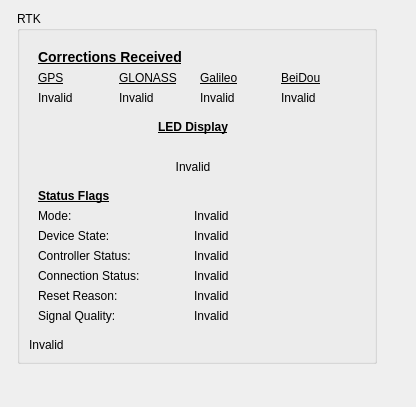
First picture: the form in microstrain_inertial_rqt/microstrain_inertial_rqt_common/resource/RTKStatus.ui, repository ros2-gbp/microstrain_inertial-release, before the edit.
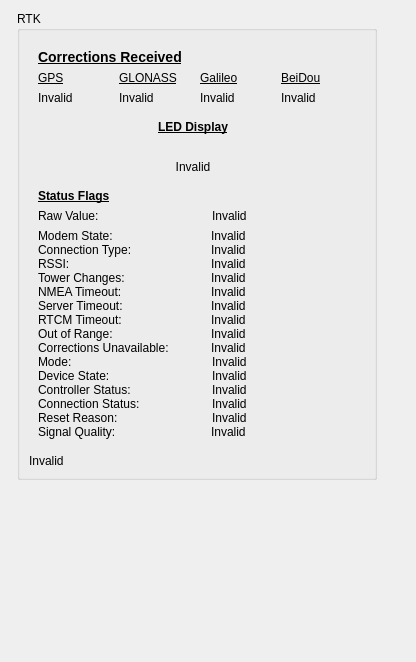
Second picture: the form after the edit.

What changed in the file:
```diff
--- a/microstrain_inertial_rqt/microstrain_inertial_rqt_common/resource/RTKStatus.ui
+++ b/microstrain_inertial_rqt/microstrain_inertial_rqt_common/resource/RTKStatus.ui
@@ -7,7 +7,7 @@
     <x>0</x>
     <y>0</y>
     <width>416</width>
-    <height>407</height>
+    <height>662</height>
    </rect>
   </property>
   <property name="windowTitle">
@@ -242,8 +242,26 @@
                </property>
               </widget>
              </item>
-             <item row="4" column="0">
-              <layout class="QFormLayout" name="formLayout_22">
+             <item row="4" column="0" colspan="2">
+              <layout class="QFormLayout" name="rtk_status_flags_group">
+               <property name="sizeConstraint">
+                <enum>QLayout::SetNoConstraint</enum>
+               </property>
+               <property name="fieldGrowthPolicy">
+                <enum>QFormLayout::FieldsStayAtSizeHint</enum>
+               </property>
+               <property name="labelAlignment">
+                <set>Qt::AlignLeading|Qt::AlignLeft|Qt::AlignVCenter</set>
+               </property>
+               <property name="horizontalSpacing">
+                <number>0</number>
+               </property>
+               <property name="verticalSpacing">
+                <number>0</number>
+               </property>
+               <property name="rightMargin">
+                <number>30</number>
+               </property>
                <item row="0" column="0">
                 <widget class="QLabel" name="label_38">
                  <property name="text">
@@ -254,137 +272,624 @@
                  </property>
                 </widget>
                </item>
-               <item row="1" column="0">
-                <layout class="QHBoxLayout" name="horizontalLayout_23">
+               <item row="2" column="0" colspan="2">
+                <widget class="QWidget" name="rtk_v2_widget" native="true">
+                 <layout class="QHBoxLayout" name="rtk_v2_group" stretch="3,2">
+                  <property name="spacing">
+                   <number>0</number>
+                  </property>
+                  <property name="leftMargin">
+                   <number>0</number>
+                  </property>
+                  <property name="topMargin">
+                   <number>0</number>
+                  </property>
+                  <property name="rightMargin">
+                   <number>0</number>
+                  </property>
+                  <property name="bottomMargin">
+                   <number>0</number>
+                  </property>
                  <item>
-                  <layout class="QFormLayout" name="formLayout_23">
-                   <item row="0" column="0">
-                    <widget class="QLabel" name="label_54">
+                   <layout class="QVBoxLayout" name="v2_descriptors">
+                    <item>
+                     <widget class="QLabel" name="rtk_status_flags_modem_state_descriptor">
                      <property name="minimumSize">
                       <size>
                        <width>150</width>
                        <height>0</height>
                       </size>
+                      </property>
+                      <property name="toolTip">
+                       <string>&lt;html&gt;&lt;head/&gt;&lt;body&gt;&lt;p&gt;&lt;span style=&quot; font-weight:600; font-style:italic;&quot;&gt;Modem States:&lt;/span&gt;&lt;br/&gt;0 - Off&lt;br/&gt;1 - No Network&lt;br/&gt;2 - Connected&lt;br/&gt;3 - Configuring Data Context&lt;br/&gt;4 - Activating Data Context&lt;br/&gt;5 - Configuring Socket&lt;br/&gt;6 - Waiting on Server Handshake&lt;br/&gt;7 - Connected &amp;amp; Idle&lt;br/&gt;8 - Connected &amp;amp; Streaming&lt;/p&gt;&lt;/body&gt;&lt;/html&gt;</string>
+                      </property>
+                      <property name="text">
+                       <string>Modem State:</string>
+                      </property>
+                     </widget>
+                    </item>
+                    <item>
+                     <widget class="QLabel" name="rtk_status_flags_connection_type_descriptor">
+                      <property name="minimumSize">
+                       <size>
+                        <width>150</width>
+                        <height>0</height>
+                       </size>
+                      </property>
+                      <property name="toolTip">
+                       <string>&lt;html&gt;&lt;head/&gt;&lt;body&gt;&lt;p&gt;&lt;span style=&quot; font-weight:600; font-style:italic;&quot;&gt;Connection Types:&lt;/span&gt;&lt;br/&gt;0 - No Connection&lt;br/&gt;2 - 2G&lt;br/&gt;3 - 3G&lt;br/&gt;4 - 4G&lt;br/&gt;5 - 5G&lt;/p&gt;&lt;/body&gt;&lt;/html&gt;</string>
+                      </property>
+                      <property name="text">
+                       <string>Connection Type:</string>
+                      </property>
+                     </widget>
+                    </item>
+                    <item>
+                     <widget class="QLabel" name="rtk_status_flags_rssi_descriptor">
+                      <property name="minimumSize">
+                       <size>
+                        <width>150</width>
+                        <height>0</height>
+                       </size>
+                      </property>
+                      <property name="text">
+                       <string>RSSI:</string>
+                      </property>
+                     </widget>
+                    </item>
+                    <item>
+                     <widget class="QLabel" name="rtk_status_flags_tower_change_indicator_descriptor">
+                      <property name="minimumSize">
+                       <size>
+                        <width>150</width>
+                        <height>0</height>
+                       </size>
+                      </property>
+                      <property name="text">
+                       <string>Tower Changes:</string>
+                      </property>
+                     </widget>
+                    </item>
+                    <item>
+                     <widget class="QLabel" name="rtk_status_flags_nmea_timeout_descriptor">
+                      <property name="minimumSize">
+                       <size>
+                        <width>150</width>
+                        <height>0</height>
+                       </size>
+                      </property>
+                      <property name="text">
+                       <string>NMEA Timeout:</string>
+                      </property>
+                     </widget>
+                    </item>
+                    <item>
+                     <widget class="QLabel" name="rtk_status_flags_server_timeout_descriptor">
+                      <property name="text">
+                       <string>Server Timeout:</string>
+                      </property>
+                     </widget>
+                    </item>
+                    <item>
+                     <widget class="QLabel" name="rtk_status_flags_rtcm_timeout_descriptor">
+                      <property name="text">
+                       <string>RTCM Timeout:</string>
+                      </property>
+                     </widget>
+                    </item>
+                    <item>
+                     <widget class="QLabel" name="rtk_status_flags_out_of_range_descriptor">
+                      <property name="text">
+                       <string>Out of Range:</string>
+                      </property>
+                     </widget>
+                    </item>
+                    <item>
+                     <widget class="QLabel" name="rtk_status_flags_corrections_unavailable_descriptor">
+                      <property name="text">
+                       <string>Corrections Unavailable:</string>
+                      </property>
+                     </widget>
+                    </item>
+                   </layout>
+                  </item>
+                  <item>
+                   <layout class="QVBoxLayout" name="v2_labels">
+                    <property name="leftMargin">
+                     <number>0</number>
+                    </property>
+                    <item>
+                     <widget class="QLabel" name="rtk_status_flags_modem_state_label">
+                      <property name="sizePolicy">
+                       <sizepolicy hsizetype="Preferred" vsizetype="Preferred">
+                        <horstretch>0</horstretch>
+                        <verstretch>0</verstretch>
+                       </sizepolicy>
+                      </property>
+                      <property name="minimumSize">
+                       <size>
+                        <width>0</width>
+                        <height>0</height>
+                       </size>
+                      </property>
+                      <property name="baseSize">
+                       <size>
+                        <width>0</width>
+                        <height>0</height>
+                       </size>
+                      </property>
+                      <property name="text">
+                       <string>Invalid</string>
+                      </property>
+                      <property name="alignment">
+                       <set>Qt::AlignLeading|Qt::AlignLeft|Qt::AlignVCenter</set>
+                      </property>
+                     </widget>
+                    </item>
+                    <item>
+                     <widget class="QLabel" name="rtk_status_flags_connection_type_label">
+                      <property name="sizePolicy">
+                       <sizepolicy hsizetype="Preferred" vsizetype="Preferred">
+                        <horstretch>0</horstretch>
+                        <verstretch>0</verstretch>
+                       </sizepolicy>
+                      </property>
+                      <property name="minimumSize">
+                       <size>
+                        <width>0</width>
+                        <height>0</height>
+                       </size>
+                      </property>
+                      <property name="baseSize">
+                       <size>
+                        <width>0</width>
+                        <height>0</height>
+                       </size>
+                      </property>
+                      <property name="text">
+                       <string>Invalid</string>
+                      </property>
+                      <property name="alignment">
+                       <set>Qt::AlignLeading|Qt::AlignLeft|Qt::AlignVCenter</set>
+                      </property>
+                     </widget>
+                    </item>
+                    <item>
+                     <widget class="QLabel" name="rtk_status_flags_rssi_label">
+                      <property name="sizePolicy">
+                       <sizepolicy hsizetype="Preferred" vsizetype="Preferred">
+                        <horstretch>0</horstretch>
+                        <verstretch>0</verstretch>
+                       </sizepolicy>
+                      </property>
+                      <property name="minimumSize">
+                       <size>
+                        <width>0</width>
+                        <height>0</height>
+                       </size>
+                      </property>
+                      <property name="baseSize">
+                       <size>
+                        <width>0</width>
+                        <height>0</height>
+                       </size>
+                      </property>
+                      <property name="text">
+                       <string>Invalid</string>
+                      </property>
+                      <property name="alignment">
+                       <set>Qt::AlignLeading|Qt::AlignLeft|Qt::AlignVCenter</set>
+                      </property>
+                     </widget>
+                    </item>
+                    <item>
+                     <widget class="QLabel" name="rtk_status_flags_tower_change_indicator_label">
+                      <property name="sizePolicy">
+                       <sizepolicy hsizetype="Preferred" vsizetype="Preferred">
+                        <horstretch>0</horstretch>
+                        <verstretch>0</verstretch>
+                       </sizepolicy>
+                      </property>
+                      <property name="minimumSize">
+                       <size>
+                        <width>0</width>
+                        <height>0</height>
+                       </size>
+                      </property>
+                      <property name="baseSize">
+                       <size>
+                        <width>0</width>
+                        <height>0</height>
+                       </size>
+                      </property>
+                      <property name="text">
+                       <string>Invalid</string>
+                      </property>
+                      <property name="alignment">
+                       <set>Qt::AlignLeading|Qt::AlignLeft|Qt::AlignVCenter</set>
+                      </property>
+                     </widget>
+                    </item>
+                    <item>
+                     <widget class="QLabel" name="rtk_status_flags_nmea_timeout_label">
+                      <property name="sizePolicy">
+                       <sizepolicy hsizetype="Preferred" vsizetype="Preferred">
+                        <horstretch>0</horstretch>
+                        <verstretch>0</verstretch>
+                       </sizepolicy>
+                      </property>
+                      <property name="minimumSize">
+                       <size>
+                        <width>0</width>
+                        <height>0</height>
+                       </size>
+                      </property>
+                      <property name="baseSize">
+                       <size>
+                        <width>0</width>
+                        <height>0</height>
+                       </size>
+                      </property>
+                      <property name="text">
+                       <string>Invalid</string>
+                      </property>
+                      <property name="alignment">
+                       <set>Qt::AlignLeading|Qt::AlignLeft|Qt::AlignVCenter</set>
+                      </property>
+                     </widget>
+                    </item>
+                    <item>
+                     <widget class="QLabel" name="rtk_status_flags_server_timeout_label">
+                      <property name="sizePolicy">
+                       <sizepolicy hsizetype="Preferred" vsizetype="Preferred">
+                        <horstretch>0</horstretch>
+                        <verstretch>0</verstretch>
+                       </sizepolicy>
+                      </property>
+                      <property name="minimumSize">
+                       <size>
+                        <width>0</width>
+                        <height>0</height>
+                       </size>
+                      </property>
+                      <property name="baseSize">
+                       <size>
+                        <width>0</width>
+                        <height>0</height>
+                       </size>
+                      </property>
+                      <property name="text">
+                       <string>Invalid</string>
+                      </property>
+                      <property name="alignment">
+                       <set>Qt::AlignLeading|Qt::AlignLeft|Qt::AlignVCenter</set>
+                      </property>
+                     </widget>
+                    </item>
+                    <item>
+                     <widget class="QLabel" name="rtk_status_flags_rtcm_timeout_label">
+                      <property name="sizePolicy">
+                       <sizepolicy hsizetype="Preferred" vsizetype="Preferred">
+                        <horstretch>0</horstretch>
+                        <verstretch>0</verstretch>
+                       </sizepolicy>
+                      </property>
+                      <property name="minimumSize">
+                       <size>
+                        <width>0</width>
+                        <height>0</height>
+                       </size>
+                      </property>
+                      <property name="baseSize">
+                       <size>
+                        <width>0</width>
+                        <height>0</height>
+                       </size>
+                      </property>
+                      <property name="text">
+                       <string>Invalid</string>
+                      </property>
+                      <property name="alignment">
+                       <set>Qt::AlignLeading|Qt::AlignLeft|Qt::AlignVCenter</set>
+                      </property>
+                     </widget>
+                    </item>
+                    <item>
+                     <widget class="QLabel" name="rtk_status_flags_out_of_range_label">
+                      <property name="sizePolicy">
+                       <sizepolicy hsizetype="Preferred" vsizetype="Preferred">
+                        <horstretch>0</horstretch>
+                        <verstretch>0</verstretch>
+                       </sizepolicy>
+                      </property>
+                      <property name="minimumSize">
+                       <size>
+                        <width>0</width>
+                        <height>0</height>
+                       </size>
+                      </property>
+                      <property name="baseSize">
+                       <size>
+                        <width>0</width>
+                        <height>0</height>
+                       </size>
+                      </property>
+                      <property name="text">
+                       <string>Invalid</string>
+                      </property>
+                      <property name="alignment">
+                       <set>Qt::AlignLeading|Qt::AlignLeft|Qt::AlignVCenter</set>
+                      </property>
+                     </widget>
+                    </item>
+                    <item>
+                     <widget class="QLabel" name="rtk_status_flags_corrections_unavailable_label">
+                      <property name="sizePolicy">
+                       <sizepolicy hsizetype="Preferred" vsizetype="Preferred">
+                        <horstretch>0</horstretch>
+                        <verstretch>0</verstretch>
+                       </sizepolicy>
+                      </property>
+                      <property name="minimumSize">
+                       <size>
+                        <width>0</width>
+                        <height>0</height>
+                       </size>
+                      </property>
+                      <property name="baseSize">
+                       <size>
+                        <width>0</width>
+                        <height>0</height>
+                       </size>
+                      </property>
+                      <property name="text">
+                       <string>Invalid</string>
+                      </property>
+                      <property name="alignment">
+                       <set>Qt::AlignLeading|Qt::AlignLeft|Qt::AlignVCenter</set>
+                      </property>
+                     </widget>
+                    </item>
+                   </layout>
+                  </item>
+                 </layout>
+                </widget>
+               </item>
+               <item row="3" column="0" colspan="2">
+                <widget class="QWidget" name="rtk_v1_widget" native="true">
+                 <layout class="QHBoxLayout" name="rtk_v1_group" stretch="3,2">
+                  <property name="spacing">
+                   <number>0</number>
+                  </property>
+                  <property name="leftMargin">
+                   <number>0</number>
+                  </property>
+                  <property name="topMargin">
+                   <number>0</number>
+                  </property>
+                  <property name="rightMargin">
+                   <number>0</number>
+                  </property>
+                  <property name="bottomMargin">
+                   <number>0</number>
+                  </property>
+                  <item>
+                   <layout class="QVBoxLayout" name="v1_descriptors" stretch="0,0,0,0,0">
+                    <property name="rightMargin">
+                     <number>1</number>
+                    </property>
+                    <item>
+                     <widget class="QLabel" name="rtk_status_flags_mode_descriptor">
+                      <property name="toolTip">
+                       <string>&lt;html&gt;&lt;head/&gt;&lt;body&gt;&lt;p&gt;&lt;span style=&quot; font-weight:600; font-style:italic;&quot;&gt;Modes:&lt;/span&gt;&lt;br/&gt;0 - Idle&lt;br/&gt;4 - Active&lt;/p&gt;&lt;/body&gt;&lt;/html&gt;</string>
                      </property>
                      <property name="text">
                       <string>Mode:</string>
                      </property>
                     </widget>
                    </item>
-                   <item row="1" column="0">
-                    <widget class="QLabel" name="label_52">
-                     <property name="minimumSize">
-                      <size>
-                       <width>150</width>
-                       <height>0</height>
-                      </size>
+                    <item>
+                     <widget class="QLabel" name="rtk_status_flags_device_state_descriptor">
+                      <property name="toolTip">
+                       <string>&lt;html&gt;&lt;head/&gt;&lt;body&gt;&lt;p&gt;&lt;span style=&quot; font-weight:600; font-style:italic;&quot;&gt;Device States:&lt;/span&gt;&lt;br/&gt;0 - Modem Powered Down&lt;br/&gt;1 - Modem Powering Up&lt;br/&gt;2 - Configuring Modem&lt;br/&gt;3 - Modem Powering Down&lt;br/&gt;4 - Modem Ready&lt;br/&gt;5 - Connecting to Network&lt;br/&gt;6 - Disconnecting from Network&lt;br/&gt;7 - Connected to Network&lt;br/&gt;8 - Connecting to RTK Service&lt;br/&gt;9 - Unable to Connect to RTK Service&lt;br/&gt;11 - Disconnecting From RTK Service&lt;br/&gt;12 - Connected to RTK Service&lt;br/&gt;13 - Device Error&lt;/p&gt;&lt;/body&gt;&lt;/html&gt;</string>
                      </property>
                      <property name="text">
                       <string>Device State:</string>
                      </property>
                     </widget>
                    </item>
-                   <item row="2" column="0">
-                    <widget class="QLabel" name="label_49">
-                     <property name="minimumSize">
-                      <size>
-                       <width>150</width>
-                       <height>0</height>
-                      </size>
+                    <item>
+                     <widget class="QLabel" name="rtk_status_flags_controller_status_descriptor">
+                      <property name="toolTip">
+                       <string>&lt;html&gt;&lt;head/&gt;&lt;body&gt;&lt;p&gt;&lt;span style=&quot; font-weight:600; font-style:italic;&quot;&gt;Controller Statuses:&lt;/span&gt;&lt;br/&gt;0 - Controller OK&lt;br/&gt;1 - Awaiting NMEA&lt;br/&gt;2 - RTK Timed Out&lt;br/&gt;3 - RTK Unavailable&lt;br/&gt;7 - Invalid Configuration&lt;/p&gt;&lt;/body&gt;&lt;/html&gt;</string>
                      </property>
                      <property name="text">
                       <string>Controller Status:</string>
                      </property>
                     </widget>
                    </item>
-                   <item row="3" column="0">
-                    <widget class="QLabel" name="label_43">
-                     <property name="minimumSize">
-                      <size>
-                       <width>150</width>
-                       <height>0</height>
-                      </size>
+                    <item>
+                     <widget class="QLabel" name="rtk_status_flags_connection_status_descriptor">
+                      <property name="toolTip">
+                       <string>&lt;html&gt;&lt;head/&gt;&lt;body&gt;&lt;p&gt;&lt;span style=&quot; font-weight:600; font-style:italic;&quot;&gt;Connection Statuses:&lt;/span&gt;&lt;br/&gt;0 - Platform OK&lt;br/&gt;4 - RTK Sevice Connection Broken&lt;br/&gt;6 - Cell Connection Dropped&lt;br/&gt;7 - Modem Error&lt;/p&gt;&lt;/body&gt;&lt;/html&gt;</string>
                      </property>
                      <property name="text">
                       <string>Connection Status:</string>
                      </property>
                     </widget>
                    </item>
-                   <item row="4" column="0">
-                    <widget class="QLabel" name="label_42">
-                     <property name="minimumSize">
-                      <size>
-                       <width>150</width>
-                       <height>0</height>
-                      </size>
+                    <item>
+                     <widget class="QLabel" name="rtk_status_flags_reset_reason_descriptor">
+                      <property name="toolTip">
+                       <string>&lt;html&gt;&lt;head/&gt;&lt;body&gt;&lt;p&gt;&lt;span style=&quot; font-weight:600; font-style:italic;&quot;&gt;Reset Reasons:&lt;/span&gt;&lt;br/&gt;0 - Power On&lt;br/&gt;1 - Unknown&lt;br/&gt;2 - Software Reset&lt;br/&gt;3 - Hardware Error Reset&lt;/p&gt;&lt;/body&gt;&lt;/html&gt;</string>
                      </property>
                      <property name="text">
                       <string>Reset Reason:</string>
                      </property>
                     </widget>
                    </item>
-                   <item row="5" column="0">
-                    <widget class="QLabel" name="label_39">
-                     <property name="minimumSize">
-                      <size>
-                       <width>150</width>
-                       <height>0</height>
-                      </size>
-                     </property>
-                     <property name="text">
-                      <string>Signal Quality:</string>
-                     </property>
-                    </widget>
-                   </item>
                   </layout>
                  </item>
                  <item>
-                  <layout class="QFormLayout" name="formLayout_24">
-                   <item row="0" column="0">
+                   <layout class="QVBoxLayout" name="v1_labels">
+                    <property name="leftMargin">
+                     <number>1</number>
+                    </property>
+                    <item>
                     <widget class="QLabel" name="rtk_status_flags_mode_label">
                      <property name="text">
                       <string>Invalid</string>
                      </property>
-                    </widget>
-                   </item>
-                   <item row="1" column="0">
+                      <property name="alignment">
+                       <set>Qt::AlignLeading|Qt::AlignLeft|Qt::AlignVCenter</set>
+                      </property>
+                     </widget>
+                    </item>
+                    <item>
                     <widget class="QLabel" name="rtk_status_flags_device_state_label">
                      <property name="text">
                       <string>Invalid</string>
                      </property>
-                    </widget>
-                   </item>
-                   <item row="2" column="0">
+                      <property name="alignment">
+                       <set>Qt::AlignLeading|Qt::AlignLeft|Qt::AlignVCenter</set>
+                      </property>
+                     </widget>
+                    </item>
+                    <item>
                     <widget class="QLabel" name="rtk_status_flags_controller_status_label">
                      <property name="text">
                       <string>Invalid</string>
                      </property>
-                    </widget>
-                   </item>
-                   <item row="3" column="0">
+                      <property name="alignment">
+                       <set>Qt::AlignLeading|Qt::AlignLeft|Qt::AlignVCenter</set>
+                      </property>
+                     </widget>
+                    </item>
+                    <item>
                     <widget class="QLabel" name="rtk_status_flags_connection_status_label">
                      <property name="text">
                       <string>Invalid</string>
                      </property>
-                    </widget>
-                   </item>
-                   <item row="4" column="0">
+                      <property name="alignment">
+                       <set>Qt::AlignLeading|Qt::AlignLeft|Qt::AlignVCenter</set>
+                      </property>
+                     </widget>
+                    </item>
+                    <item>
                     <widget class="QLabel" name="rtk_status_flags_reset_reason_label">
                      <property name="text">
                       <string>Invalid</string>
                      </property>
-                    </widget>
-                   </item>
-                   <item row="5" column="0">
+                      <property name="alignment">
+                       <set>Qt::AlignLeading|Qt::AlignLeft|Qt::AlignVCenter</set>
+                      </property>
+                     </widget>
+                    </item>
+                   </layout>
+                  </item>
+                 </layout>
+                </widget>
+               </item>
+               <item row="4" column="0" colspan="2">
+                <widget class="QWidget" name="rtk_common_widget" native="true">
+                 <layout class="QHBoxLayout" name="rtk_common_group" stretch="3,2">
+                  <property name="spacing">
+                   <number>0</number>
+                  </property>
+                  <property name="leftMargin">
+                   <number>0</number>
+                  </property>
+                  <property name="topMargin">
+                   <number>0</number>
+                  </property>
+                  <property name="rightMargin">
+                   <number>0</number>
+                  </property>
+                  <property name="bottomMargin">
+                   <number>0</number>
+                  </property>
+                  <item>
+                   <layout class="QVBoxLayout" name="common_descriptors">
+                    <item>
+                     <widget class="QLabel" name="rtk_status_flags_signal_quality_descriptor">
+                      <property name="minimumSize">
+                       <size>
+                        <width>150</width>
+                        <height>0</height>
+                       </size>
+                      </property>
+                      <property name="text">
+                       <string>Signal Quality:</string>
+                      </property>
+                     </widget>
+                    </item>
+                   </layout>
+                  </item>
+                  <item>
+                   <layout class="QVBoxLayout" name="common_labels">
+                    <item>
                     <widget class="QLabel" name="rtk_status_flags_signal_quality_label">
                      <property name="text">
                       <string>Invalid</string>
                      </property>
+                      <property name="alignment">
+                       <set>Qt::AlignLeading|Qt::AlignLeft|Qt::AlignVCenter</set>
+                      </property>
                     </widget>
                    </item>
                   </layout>
                  </item>
                 </layout>
+                </widget>
+               </item>
+               <item row="1" column="0" colspan="2">
+                <widget class="QWidget" name="rtk_raw_status_flags_widget" native="true">
+                 <layout class="QHBoxLayout" name="rtk_raw_status_flags_group" stretch="3,2">
+                  <property name="spacing">
+                   <number>0</number>
+                  </property>
+                  <property name="leftMargin">
+                   <number>0</number>
+                  </property>
+                  <property name="topMargin">
+                   <number>6</number>
+                  </property>
+                  <property name="rightMargin">
+                   <number>0</number>
+                  </property>
+                  <property name="bottomMargin">
+                   <number>6</number>
+                  </property>
+                  <item>
+                   <layout class="QVBoxLayout" name="rtk_raw_status_flags_descriptors">
+                    <property name="rightMargin">
+                     <number>1</number>
+                    </property>
+                    <item>
+                     <widget class="QLabel" name="rtk_raw_status_flags_descriptor">
+                      <property name="text">
+                       <string>Raw Value:</string>
+                      </property>
+                     </widget>
+                    </item>
+                   </layout>
+                  </item>
+                  <item>
+                   <layout class="QVBoxLayout" name="rtk_raw_status_flags_labels" stretch="0">
+                    <property name="leftMargin">
+                     <number>1</number>
+                    </property>
+                    <item>
+                     <widget class="QLabel" name="rtk_raw_status_flag_label">
+                      <property name="text">
+                       <string>Invalid</string>
+                      </property>
+                     </widget>
+                    </item>
+                   </layout>
+                  </item>
+                 </layout>
+                </widget>
                </item>
               </layout>
              </item>
```
Left out of the diff: 5 changed lines with no effect on the pictures. Lines whose indentation alone changed are shown as unchanged.
